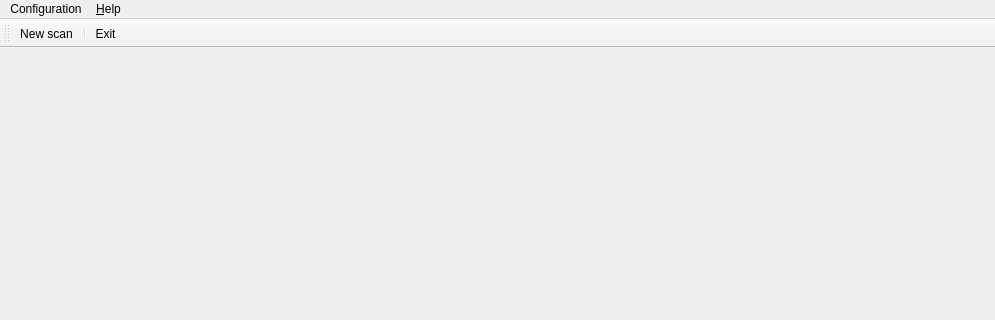
Before: the Qt Designer form ui/frmMain.ui in turulomio/devicesinlan, drawn with Qt 5; both pictures show x 0 to 995 and y 0 to 320 of the 995 by 568 pixel window.
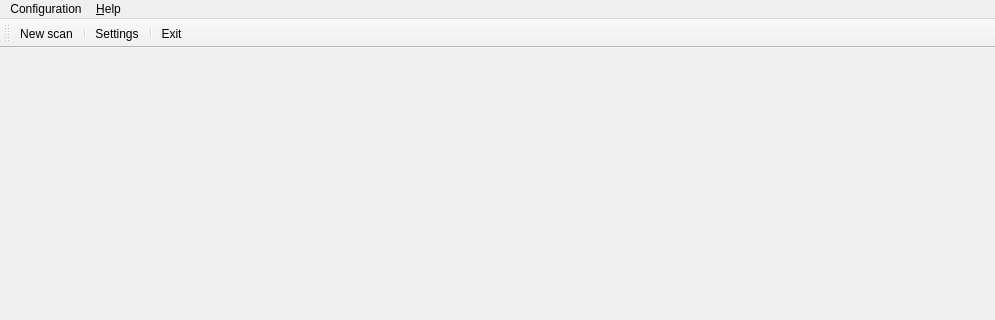
After: the same form once the commit is applied. Icons and pictures are not drawn.

```diff
--- a/ui/frmMain.ui
+++ b/ui/frmMain.ui
@@ -63,8 +63,8 @@
    </property>
    <property name="iconSize">
     <size>
-     <width>36</width>
-     <height>36</height>
+     <width>24</width>
+     <height>24</height>
     </size>
    </property>
    <property name="toolButtonStyle">
@@ -78,6 +78,8 @@
    </attribute>
    <addaction name="actionScan"/>
    <addaction name="separator"/>
+   <addaction name="actionSettings"/>
+   <addaction name="separator"/>
    <addaction name="actionExit"/>
   </widget>
   <widget class="QStatusBar" name="status"/>
```
Left out of the diff: 2 changed lines with no effect on the pictures.
